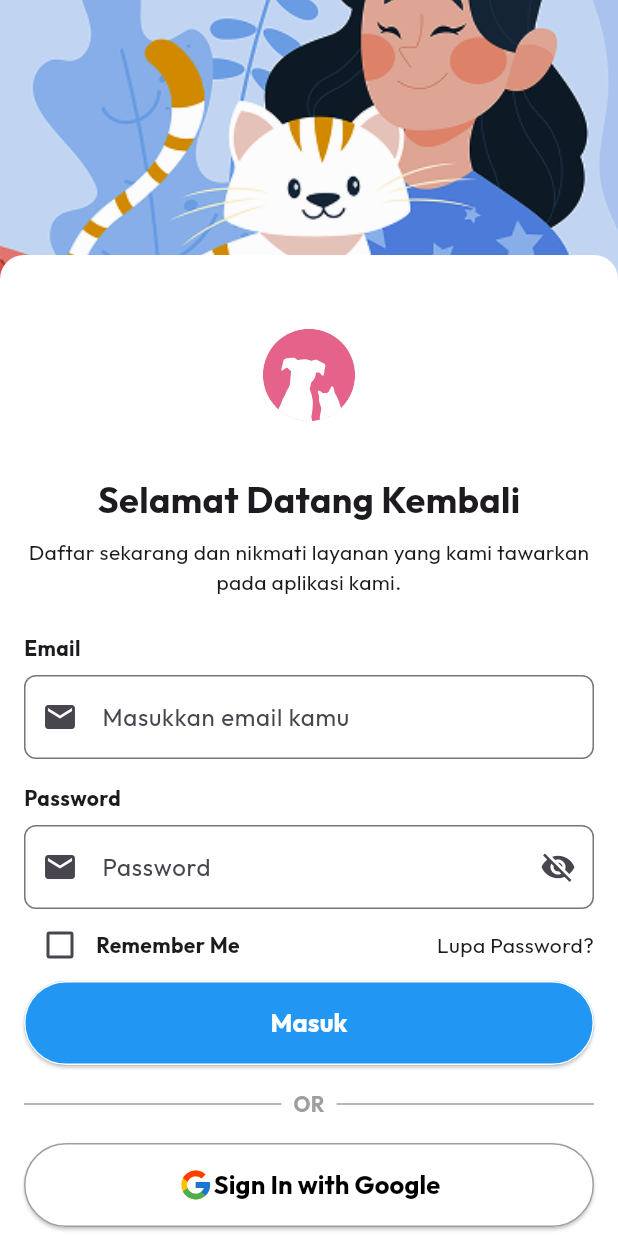
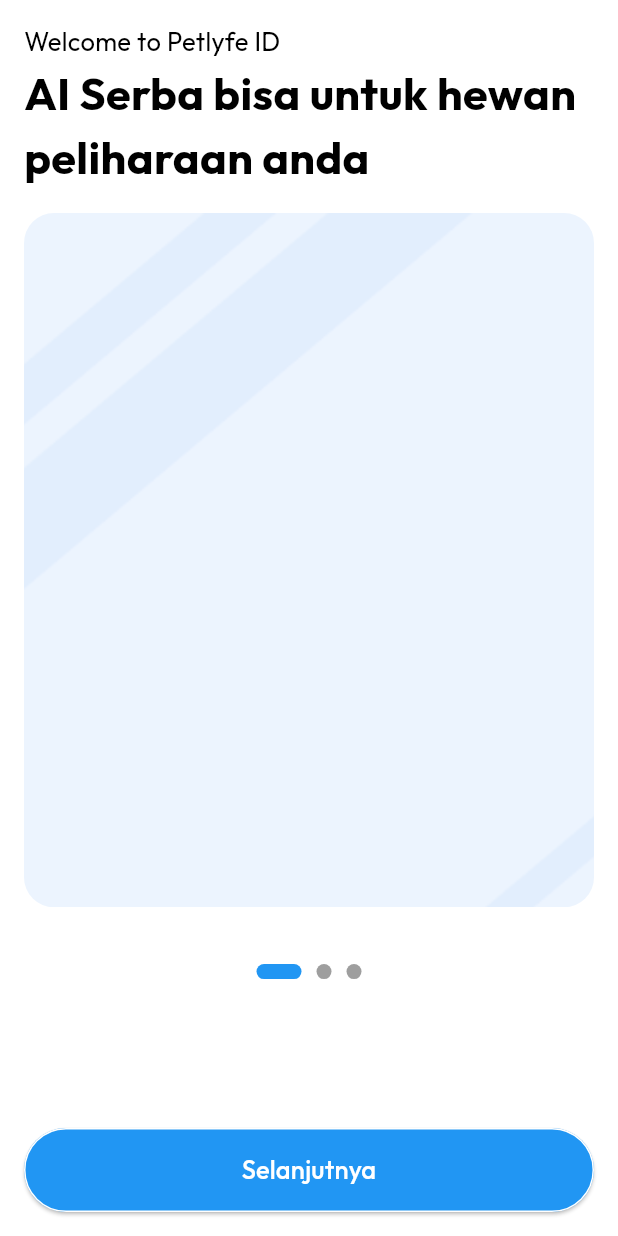
Before and after one commit to arnawa-digital/petlyfe-mobile, a Flutter app: the screen it shows after launch, on a phone screen of 412 x 824 dp. Run offline on Flutter 3.47's test engine with Material 3 defaults, Android fonts, the light colour scheme and no system bars; our stand-ins replace flutter_svg, get, google_fonts.

Commit message:
menambahkan halaman onboarding

```diff
--- /dev/null
+++ b/lib/app/models/onboard.dart
@@ -0,0 +1,8 @@
+class OnBoard {
+  final String image, title, description;
+  OnBoard({
+    required this.image,
+    required this.title,
+    required this.description,
+  });
+}
--- a/lib/app/modules/auth/login/views/login_view.dart
+++ b/lib/app/modules/auth/login/views/login_view.dart
@@ -3,7 +3,7 @@ import 'package:get/get.dart';
 import 'package:petlyfe_mobile/utils/helpers/validators/auth_validator.dart';
 import 'package:petlyfe_mobile/widgets/ui/custom_button.dart';
 import 'package:petlyfe_mobile/widgets/ui/custom_text_field.dart';
-import 'package:petlyfe_mobile/widgets/ui/layouts/auth/auth_layout.dart';
+import 'package:petlyfe_mobile/widgets/layouts/auth/auth_layout.dart';
 import '../controllers/login_controller.dart';
 
 class LoginView extends GetView<LoginController> {
--- a/lib/app/modules/auth/register/views/register_view.dart
+++ b/lib/app/modules/auth/register/views/register_view.dart
@@ -5,7 +5,7 @@ import 'package:get/get.dart';
 import 'package:petlyfe_mobile/utils/helpers/validators/auth_validator.dart';
 import 'package:petlyfe_mobile/widgets/ui/custom_button.dart';
 import 'package:petlyfe_mobile/widgets/ui/custom_text_field.dart';
-import 'package:petlyfe_mobile/widgets/ui/layouts/auth/auth_layout.dart';
+import 'package:petlyfe_mobile/widgets/layouts/auth/auth_layout.dart';
 
 import '../controllers/register_controller.dart';
 
--- /dev/null
+++ b/lib/app/modules/onboarding/bindings/onboarding_binding.dart
@@ -0,0 +1,12 @@
+import 'package:get/get.dart';
+
+import '../controllers/onboarding_controller.dart';
+
+class OnboardingBinding extends Bindings {
+  @override
+  void dependencies() {
+    Get.lazyPut<OnboardingController>(
+      () => OnboardingController(),
+    );
+  }
+}
--- /dev/null
+++ b/lib/app/modules/onboarding/controllers/onboarding_controller.dart
@@ -0,0 +1,50 @@
+import 'package:flutter/material.dart';
+import 'package:get/get.dart';
+import 'package:petlyfe_mobile/app/models/onboard.dart';
+import 'package:petlyfe_mobile/app/routes/app_pages.dart';
+
+class OnboardingController extends GetxController {
+  //TODO: Implement OnboardingController
+
+  var pageIndex = 0.obs;
+  final PageController pageController = PageController(initialPage: 0);
+  final List<OnBoard> data = [
+    OnBoard(
+      image: "assets/images/Frame 377.png",
+      title: "Welcome to Petlyfe ID",
+      description: "AI Serba bisa untuk hewan peliharaan anda",
+    ),
+    OnBoard(
+      image: "assets/images/Frame 377.png",
+      title: "AI Medical Checkup & AI Bonding Meter",
+      description: "Tambah kedekatanmu bersama mereka",
+    ),
+    OnBoard(
+      image: "assets/images/Frame 377.png",
+      title: "Aplikasi Lengkap untuk Mereka",
+      description: "Bantu sesama untuk kesejahteraan bersama",
+    ),
+  ];
+
+  void onSlideChange(int index) {
+    pageIndex.value = index;
+  }
+
+  void nextPage() {
+    if (pageIndex.value == data.length - 1) {
+      Get.offNamed(Routes.LOGIN);
+    } else {
+      pageController.nextPage(
+        duration: const Duration(milliseconds: 300),
+        curve: Curves.fastOutSlowIn,
+      );
+    }
+  }
+
+  // void prevPage() {
+  //   pageController.previousPage(
+  //     duration: const Duration(milliseconds: 300),
+  //     curve: Curves.fastOutSlowIn,
+  //   );
+  // }
+}
--- /dev/null
+++ b/lib/app/modules/onboarding/views/onboarding_view.dart
@@ -0,0 +1,70 @@
+import 'package:flutter/material.dart';
+import 'package:get/get.dart';
+import 'package:petlyfe_mobile/widgets/layouts/onboarding/dot_indicator.dart';
+import 'package:petlyfe_mobile/widgets/layouts/onboarding/slider_widget.dart';
+import 'package:petlyfe_mobile/widgets/ui/custom_button.dart';
+import '../controllers/onboarding_controller.dart';
+
+class OnboardingView extends GetView<OnboardingController> {
+  const OnboardingView({super.key});
+
+  @override
+  Widget build(BuildContext context) {
+    var width = MediaQuery.of(context).size.width;
+    var height = MediaQuery.of(context).size.height;
+
+    return Scaffold(
+      body: SafeArea(
+        child: Column(
+          children: [
+            SliderWidget(
+              pageController: controller.pageController,
+              onboard: controller.data,
+              pageIndex: controller.pageIndex.value,
+              height: height,
+              width: width,
+              onChange: controller.onSlideChange,
+            ),
+            Obx(() {
+              return Padding(
+                padding: const EdgeInsets.symmetric(horizontal: 16),
+                child: Column(
+                  crossAxisAlignment: CrossAxisAlignment.stretch,
+                  children: [
+                    DotIndicator(
+                      itemCount: controller.data.length,
+                      currentIndex: controller.pageIndex.value,
+                    ),
+                    const SizedBox(height: 16),
+                  ],
+                ),
+              );
+            }),
+            Obx(() {
+              return Expanded(
+                child: Align(
+                  alignment: Alignment.bottomCenter,
+                  child: Padding(
+                    padding: const EdgeInsets.all(16),
+                    child: CustomButton(
+                      width: width,
+                      onPressed: controller.nextPage,
+                      backgroundColor: Colors.blue,
+                      child: Text(
+                        controller.pageIndex.value == controller.data.length - 1
+                            ? "Mulai Sekarang"
+                            : "Selanjutnya",
+                        style:
+                            const TextStyle(color: Colors.white, fontSize: 17),
+                      ),
+                    ),
+                  ),
+                ),
+              );
+            }),
+          ],
+        ),
+      ),
+    );
+  }
+}
--- a/lib/app/routes/app_pages.dart
+++ b/lib/app/routes/app_pages.dart
@@ -2,17 +2,19 @@ import 'package:get/get.dart';
 
 import '../modules/auth/login/bindings/login_binding.dart';
 import '../modules/auth/login/views/login_view.dart';
+import '../modules/auth/register/bindings/register_binding.dart';
+import '../modules/auth/register/views/register_view.dart';
 import '../modules/home/bindings/home_binding.dart';
 import '../modules/home/views/home_view.dart';
-import '../modules/auth/register/bindings/register_binding.dart';
-import '../modules/auth/register/views/register_view.dart';
+import '../modules/onboarding/bindings/onboarding_binding.dart';
+import '../modules/onboarding/views/onboarding_view.dart';
 
 part 'app_routes.dart';
 
 class AppPages {
   AppPages._();
 
-  static const INITIAL = Routes.LOGIN;
+  static const INITIAL = Routes.ONBOARDING;
 
   static final routes = [
     GetPage(
@@ -30,5 +32,10 @@ class AppPages {
       page: () => const RegisterView(),
       binding: RegisterBinding(),
     ),
+    GetPage(
+      name: _Paths.ONBOARDING,
+      page: () => const OnboardingView(),
+      binding: OnboardingBinding(),
+    ),
   ];
 }
--- a/lib/app/routes/app_routes.dart
+++ b/lib/app/routes/app_routes.dart
@@ -7,6 +7,7 @@ abstract class Routes {
 
   static const LOGIN = _Paths.LOGIN;
   static const REGISTER = _Paths.REGISTER;
+  static const ONBOARDING = _Paths.ONBOARDING;
 }
 
 abstract class _Paths {
@@ -14,4 +15,5 @@ abstract class _Paths {
   static const HOME = '/home';
   static const LOGIN = '/login';
   static const REGISTER = '/register';
+  static const ONBOARDING = '/onboarding';
 }
--- a/lib/widgets/ui/layouts/auth/auth_layout.dart
+++ b/lib/widgets/layouts/auth/auth_layout.dart
@@ -25,6 +25,7 @@ class AuthLayout extends StatelessWidget {
 
   @override
   Widget build(BuildContext context) {
+    final width = MediaQuery.of(context).size.width;
     return Scaffold(
       body: CustomScrollView(
         slivers: [
--- /dev/null
+++ b/lib/widgets/layouts/onboarding/dot_indicator.dart
@@ -0,0 +1,32 @@
+import 'package:flutter/material.dart';
+
+class DotIndicator extends StatelessWidget {
+  final int itemCount;
+  final int currentIndex;
+
+  const DotIndicator({
+    super.key,
+    required this.itemCount,
+    required this.currentIndex,
+  });
+
+  @override
+  Widget build(BuildContext context) {
+    return Row(
+      mainAxisAlignment: MainAxisAlignment.center,
+      children: List.generate(
+        itemCount,
+        (index) => AnimatedContainer(
+          duration: const Duration(milliseconds: 300),
+          height: 10,
+          width: currentIndex == index ? 30 : 10,
+          margin: const EdgeInsets.symmetric(horizontal: 5),
+          decoration: BoxDecoration(
+            color: currentIndex == index ? Colors.blue : Colors.grey,
+            borderRadius: BorderRadius.circular(5),
+          ),
+        ),
+      ),
+    );
+  }
+}
--- /dev/null
+++ b/lib/widgets/layouts/onboarding/image_container.dart
@@ -0,0 +1,30 @@
+import 'package:flutter/material.dart';
+
+class ImageContainer extends StatelessWidget {
+  final String imageUrl;
+  final double height;
+  final double width;
+
+  const ImageContainer({
+    super.key,
+    required this.imageUrl,
+    required this.height,
+    required this.width,
+  });
+
+  @override
+  Widget build(BuildContext context) {
+    return Container(
+      height: height,
+      width: width,
+      decoration: BoxDecoration(
+        borderRadius: BorderRadius.circular(20),
+        image: DecorationImage(
+          alignment: Alignment.bottomCenter,
+          image: AssetImage(imageUrl),
+          fit: BoxFit.cover,
+        ),
+      ),
+    );
+  }
+}
--- /dev/null
+++ b/lib/widgets/layouts/onboarding/slider_widget.dart
@@ -0,0 +1,70 @@
+import 'package:flutter/material.dart';
+import 'package:petlyfe_mobile/app/models/onboard.dart';
+import 'image_container.dart';
+
+class SliderWidget extends StatelessWidget {
+  final PageController pageController;
+  final List<OnBoard> onboard;
+  final int pageIndex;
+  final double height;
+  final double width;
+  final Function(int index) onChange;
+
+  const SliderWidget({
+    super.key,
+    required this.pageController,
+    required this.onboard,
+    required this.pageIndex,
+    required this.height,
+    required this.width,
+    required this.onChange,
+  });
+
+  @override
+  Widget build(BuildContext context) {
+    return SizedBox(
+      height: height * 0.78, // Slider mengambil 60% dari tinggi layar
+      child: PageView.builder(
+        controller: pageController,
+        itemCount: onboard.length,
+        scrollDirection: Axis.horizontal,
+        onPageChanged: onChange,
+        itemBuilder: (context, index) {
+          return Padding(
+            padding: const EdgeInsets.only(top: 16, left: 16, right: 16),
+            child: Column(
+              mainAxisAlignment: MainAxisAlignment.start,
+              crossAxisAlignment: CrossAxisAlignment.start,
+              children: [
+                Text(
+                  onboard[index].title,
+                  style: const TextStyle(
+                    fontSize: 17,
+                    color: Colors.black,
+                  ),
+                ),
+                Text(
+                  onboard[index].description,
+                  style: const TextStyle(
+                    fontSize: 30,
+                    color: Colors.black,
+                    fontWeight: FontWeight.bold,
+                  ),
+                ),
+                SizedBox(
+                  height: 16,
+                ),
+                ImageContainer(
+                  imageUrl: onboard[index].image,
+                  height:
+                      height / 1.78, // Gambar mengambil 40% dari tinggi layar
+                  width: width,
+                ),
+              ],
+            ),
+          );
+        },
+      ),
+    );
+  }
+}
--- a/lib/widgets/ui/custom_button.dart
+++ b/lib/widgets/ui/custom_button.dart
@@ -7,6 +7,7 @@ class CustomButton extends StatelessWidget {
   final EdgeInsetsGeometry padding;
   final double borderRadius;
   final Color borderColor;
+  final double? width;
 
   const CustomButton({
     super.key,
@@ -16,11 +17,14 @@ class CustomButton extends StatelessWidget {
     this.padding = const EdgeInsets.symmetric(vertical: 16),
     this.borderRadius = 30.0,
     this.borderColor = Colors.white,
+    this.width,
   });
 
   @override
   Widget build(BuildContext context) {
-    return ElevatedButton(
+    return SizedBox(
+      width: width,
+      child: ElevatedButton(
         onPressed: onPressed,
         style: ElevatedButton.styleFrom(
           backgroundColor: backgroundColor,
@@ -31,6 +35,7 @@ class CustomButton extends StatelessWidget {
           ),
         ),
         child: child,
+      ),
     );
   }
 }
```
Also changed, not shown: assets/images/Frame 377.png (added). Lines whose indentation alone changed are shown as unchanged.
